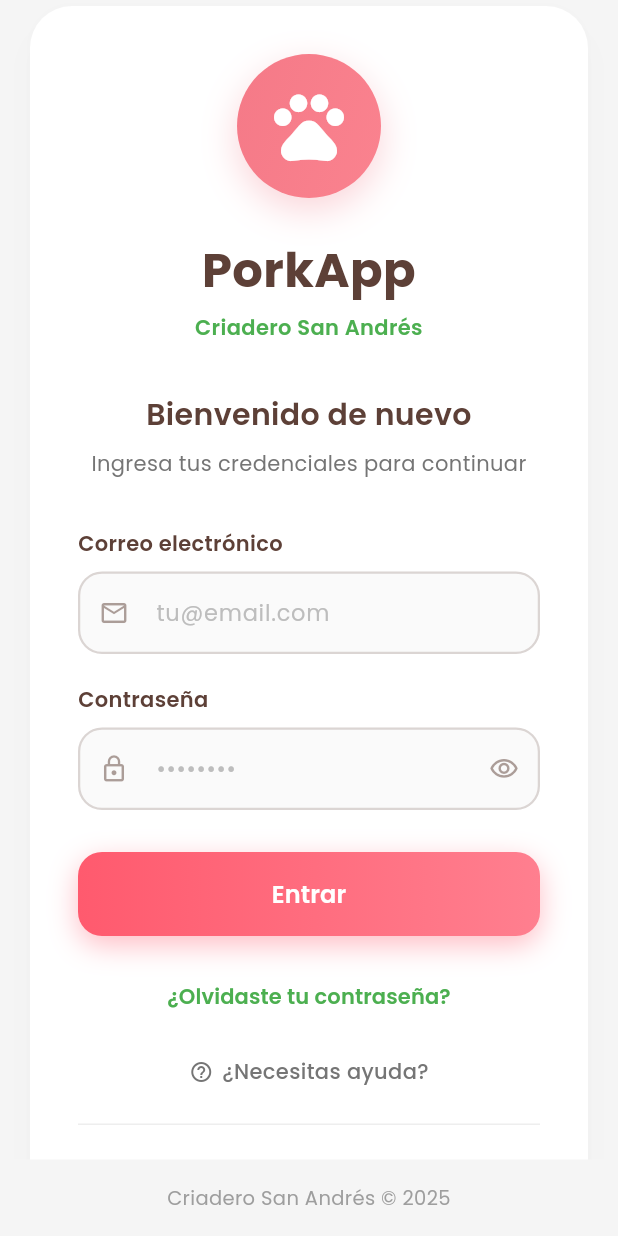
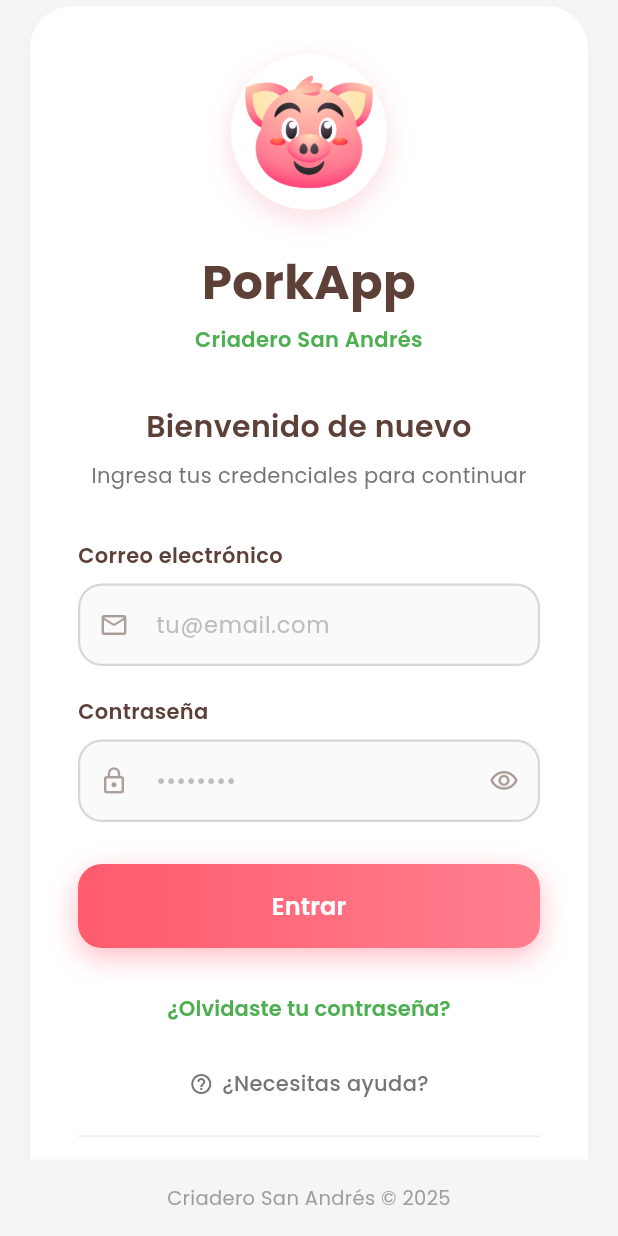
Before and after one commit to porkappfarm-alt/porkapp, a Flutter app: the screen it shows after launch, on a phone screen of 412 x 824 dp. Run offline on Flutter 3.47's test engine with Material 3 defaults, Android fonts, the phone set to English and light mode, and no system bars; our stand-ins replace connectivity_plus, dartz, fl_chart, flutter_dotenv, flutter_riverpod, flutter_slidable and 7 more; accounts and stored records are empty; generated files the repository leaves out were written again.

```diff
--- a/lib/features/auth/presentation/login_view.dart
+++ b/lib/features/auth/presentation/login_view.dart
@@ -278,32 +278,27 @@ class _LoginViewState extends ConsumerState<LoginView>
                             children: [
                               // Logo
                               Container(
-                                width: 96,
-                                height: 96,
+                                width: 104,
+                                height: 104,
                                 decoration: BoxDecoration(
-                                  gradient: const LinearGradient(
-                                    colors: [
-                                      Color(0xFFF07281),
-                                      Color(0xFFFF8A95),
-                                    ],
-                                    begin: Alignment.topLeft,
-                                    end: Alignment.bottomRight,
-                                  ),
                                   shape: BoxShape.circle,
+                                  color: Colors.white,
                                   boxShadow: [
                                     BoxShadow(
                                       color: const Color(0xFFF07281)
-                                          .withOpacity(0.3),
-                                      blurRadius: 20,
-                                      offset: const Offset(0, 8),
+                                          .withOpacity(0.25),
+                                      blurRadius: 16,
+                                      offset: const Offset(0, 6),
                                     ),
                                   ],
                                 ),
-                                child: const Center(
-                                  child: Icon(
-                                    Icons.pets,
-                                    size: 56,
-                                    color: Colors.white,
+                                child: Padding(
+                                  padding: const EdgeInsets.all(8),
+                                  child: ClipOval(
+                                    child: Image.asset(
+                                      'imagenes/logo.png',
+                                      fit: BoxFit.contain,
+                                    ),
                                   ),
                                 ),
                               ),
--- a/pubspec.yaml
+++ b/pubspec.yaml
@@ -87,3 +87,4 @@ flutter:
 
   assets:
     - assets/images/
+    - imagenes/
```
